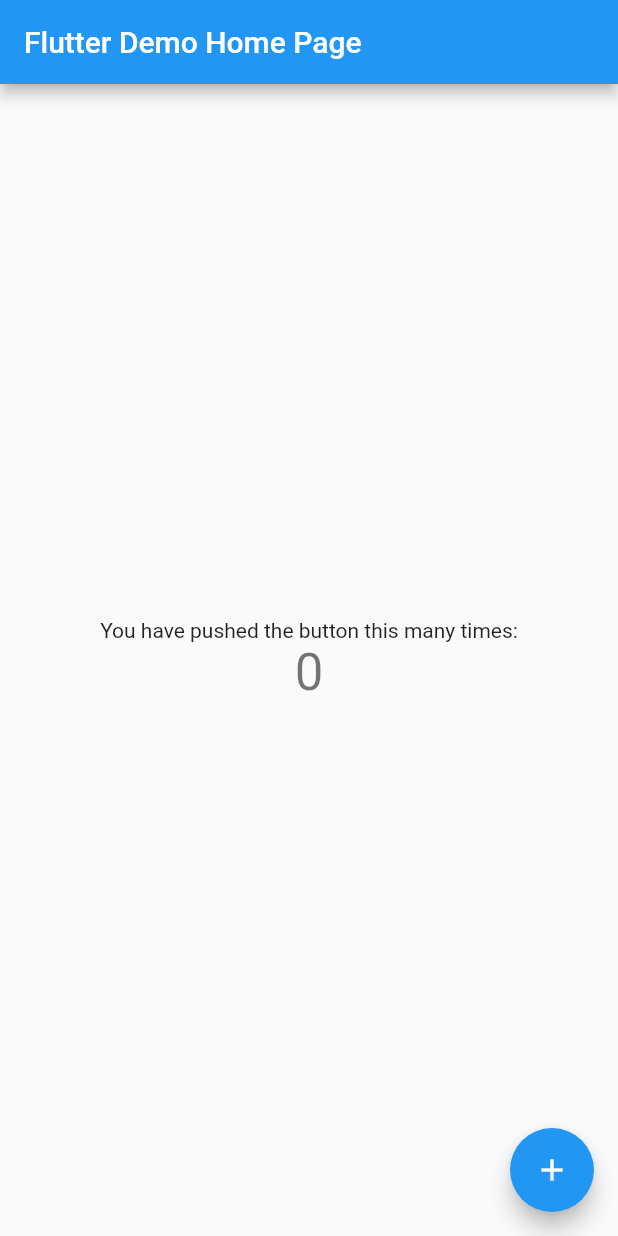
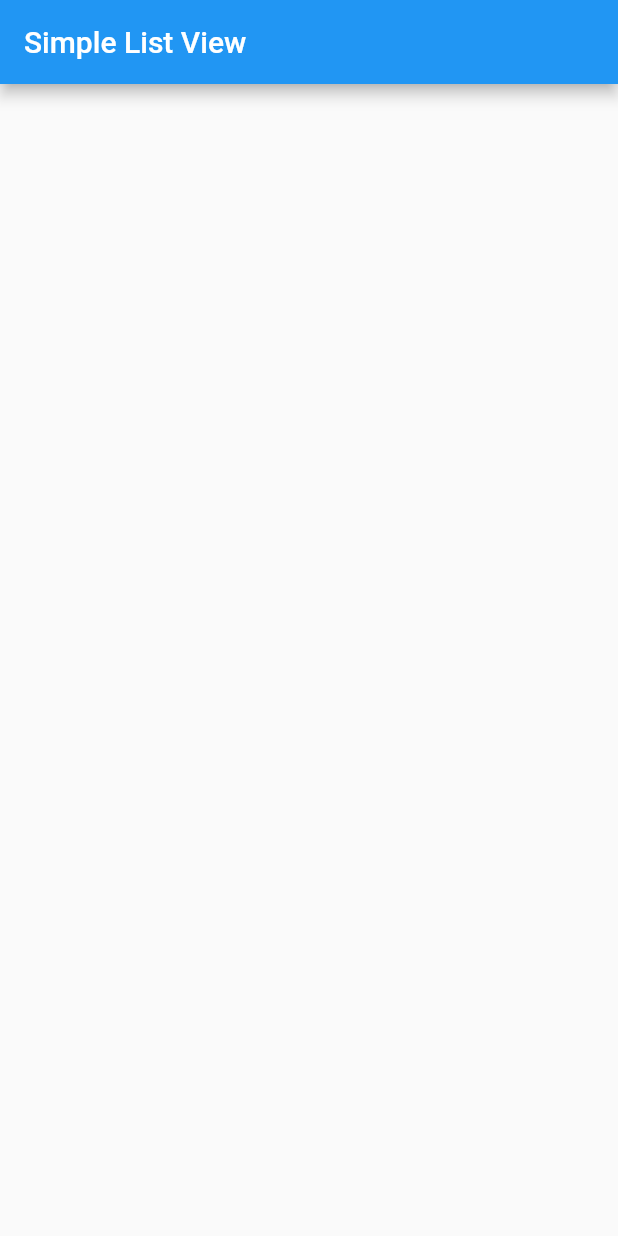
Before and after one commit to erikrios/simple-list-view, a Flutter app: the screen it shows after launch, on a phone screen of 412 x 824 dp. Run offline on Flutter 3.47's test engine with Material 2 defaults, Android fonts, the phone set to English and light mode, and no system bars.

Commit message:
Add Scaffold widget

```diff
--- a/lib/main.dart
+++ b/lib/main.dart
@@ -1,117 +1,16 @@
 import 'package:flutter/material.dart';
 
-void main() {
-  runApp(MyApp());
-}
+void main() => runApp(MaterialApp(
+      title: 'Simple List View',
+      home: HomeApp(),
+    ));
 
-class MyApp extends StatelessWidget {
-  // This widget is the root of your application.
-  @override
-  Widget build(BuildContext context) {
-    return MaterialApp(
-      title: 'Flutter Demo',
-      theme: ThemeData(
-        // This is the theme of your application.
-        //
-        // Try running your application with "flutter run". You'll see the
-        // application has a blue toolbar. Then, without quitting the app, try
-        // changing the primarySwatch below to Colors.green and then invoke
-        // "hot reload" (press "r" in the console where you ran "flutter run",
-        // or simply save your changes to "hot reload" in a Flutter IDE).
-        // Notice that the counter didn't reset back to zero; the application
-        // is not restarted.
-        primarySwatch: Colors.blue,
-        // This makes the visual density adapt to the platform that you run
-        // the app on. For desktop platforms, the controls will be smaller and
-        // closer together (more dense) than on mobile platforms.
-        visualDensity: VisualDensity.adaptivePlatformDensity,
-      ),
-      home: MyHomePage(title: 'Flutter Demo Home Page'),
-    );
-  }
-}
-
-class MyHomePage extends StatefulWidget {
-  MyHomePage({Key key, this.title}) : super(key: key);
-
-  // This widget is the home page of your application. It is stateful, meaning
-  // that it has a State object (defined below) that contains fields that affect
-  // how it looks.
-
-  // This class is the configuration for the state. It holds the values (in this
-  // case the title) provided by the parent (in this case the App widget) and
-  // used by the build method of the State. Fields in a Widget subclass are
-  // always marked "final".
-
-  final String title;
+class HomeApp extends StatelessWidget {
 
   @override
-  _MyHomePageState createState() => _MyHomePageState();
+  Widget build(BuildContext context) => Scaffold(
+    appBar: AppBar(
+      title: Text('Simple List View'),
+    ),
+  );
 }
-
-class _MyHomePageState extends State<MyHomePage> {
-  int _counter = 0;
-
-  void _incrementCounter() {
-    setState(() {
-      // This call to setState tells the Flutter framework that something has
-      // changed in this State, which causes it to rerun the build method below
-      // so that the display can reflect the updated values. If we changed
-      // _counter without calling setState(), then the build method would not be
-      // called again, and so nothing would appear to happen.
-      _counter++;
-    });
-  }
-
-  @override
-  Widget build(BuildContext context) {
-    // This method is rerun every time setState is called, for instance as done
-    // by the _incrementCounter method above.
-    //
-    // The Flutter framework has been optimized to make rerunning build methods
-    // fast, so that you can just rebuild anything that needs updating rather
-    // than having to individually change instances of widgets.
-    return Scaffold(
-      appBar: AppBar(
-        // Here we take the value from the MyHomePage object that was created by
-        // the App.build method, and use it to set our appbar title.
-        title: Text(widget.title),
-      ),
-      body: Center(
-        // Center is a layout widget. It takes a single child and positions it
-        // in the middle of the parent.
-        child: Column(
-          // Column is also a layout widget. It takes a list of children and
-          // arranges them vertically. By default, it sizes itself to fit its
-          // children horizontally, and tries to be as tall as its parent.
-          //
-          // Invoke "debug painting" (press "p" in the console, choose the
-          // "Toggle Debug Paint" action from the Flutter Inspector in Android
-          // Studio, or the "Toggle Debug Paint" command in Visual Studio Code)
-          // to see the wireframe for each widget.
-          //
-          // Column has various properties to control how it sizes itself and
-          // how it positions its children. Here we use mainAxisAlignment to
-          // center the children vertically; the main axis here is the vertical
-          // axis because Columns are vertical (the cross axis would be
-          // horizontal).
-          mainAxisAlignment: MainAxisAlignment.center,
-          children: <Widget>[
-            Text(
-              'You have pushed the button this many times:',
-            ),
-            Text(
-              '$_counter',
-              style: Theme.of(context).textTheme.headline4,
-            ),
-          ],
-        ),
-      ),
-      floatingActionButton: FloatingActionButton(
-        onPressed: _incrementCounter,
-        tooltip: 'Increment',
-        child: Icon(Icons.add),
-      ), // This trailing comma makes auto-formatting nicer for build methods.
-    );
-  }
-}
```
